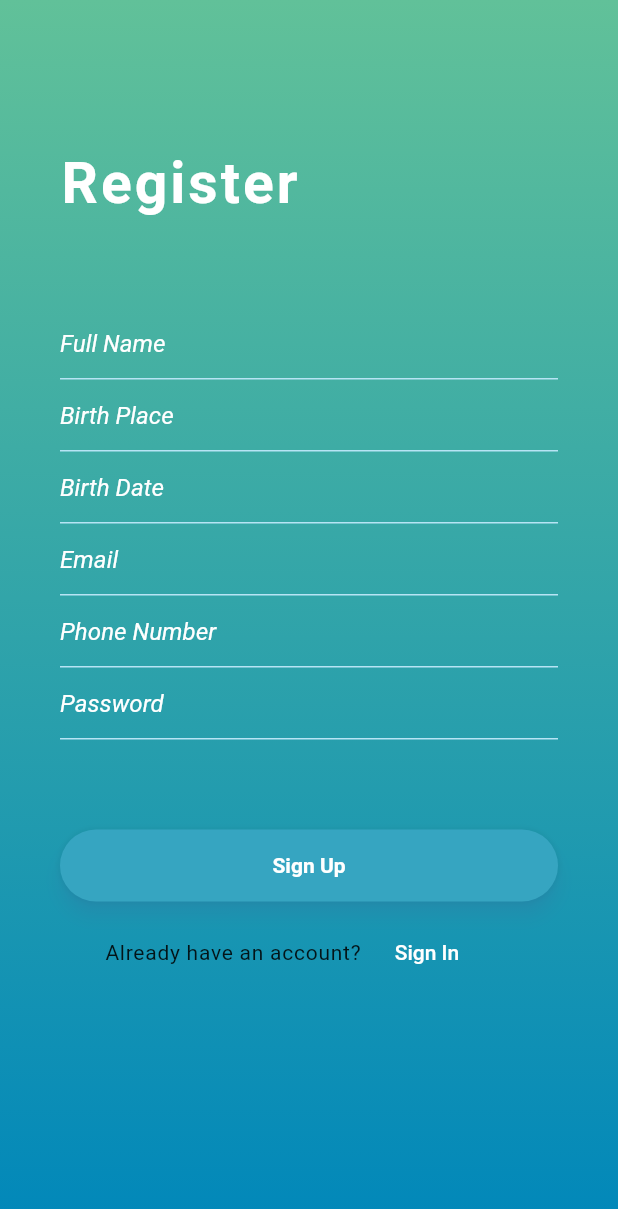
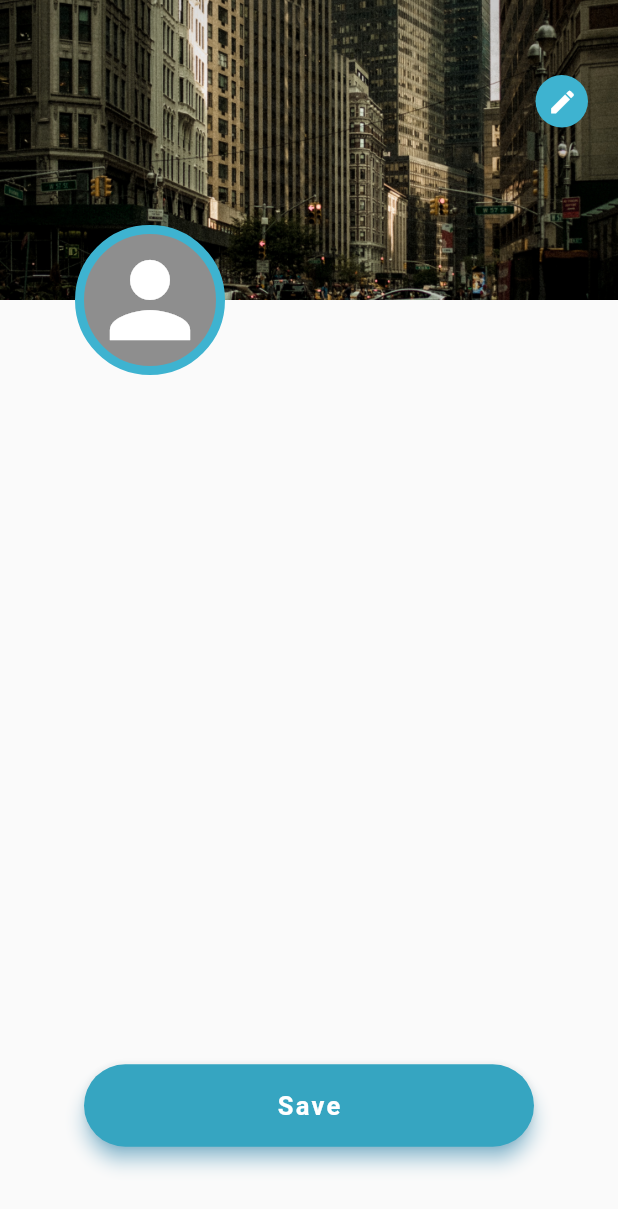
Before and after one commit to fahrifauzan/belajar-flutter, a Flutter app: the EditProfiless screen opened by its route, on a phone screen of 412 x 824 dp. Shown: the top 1209 px of the screen. Run offline on Flutter 3.47's test engine with Material 2 defaults, Android fonts, the phone set to English and light mode, and no system bars; our stand-ins replace carousel_pro.

Commit message:
Add design in edit profile

```diff
--- a/avatar/lib/edit_profile.dart
+++ b/avatar/lib/edit_profile.dart
@@ -6,160 +6,97 @@ class EditProfiless extends StatefulWidget {
 }
 
 class _EditProfileState extends State< EditProfiless> {
+  final GlobalKey<ScaffoldState> _scaffoldKey = new GlobalKey<ScaffoldState>();
+
   @override
   Widget build(BuildContext context) {
     return Scaffold(
-      body:Stack(
-        fit:StackFit.expand,
+      key: _scaffoldKey,
+        body: Stack(
+          alignment: Alignment.center,
+          children: <Widget>[
+            // background image and bottom contentss
+            Column(
               children: <Widget>[
                 Container(
+                  height: 200.0,
                    decoration: BoxDecoration(
-              color: new Color(0xff0087BA),
-              gradient: LinearGradient(
-                colors: [new Color(0xff0087BA), new Color(0xff61C199)],
-                begin: Alignment.bottomCenter,
-                end: Alignment.topCenter,
-              )
+                      image: DecorationImage(
+                        image: AssetImage("images/bg.jpg"),
+                        fit: BoxFit.cover
                       )
                     ),
+                ),
+                Expanded(
+                  child: Container(
 
-          Column(
-            // mainAxisAlignment: MainAxisAlignment.centerLeft,
-            children: <Widget>[
-              Column(
-                children: <Widget>[
-                  new Column(
-                    children: <Widget>[
-                      new Container(
-                        alignment: Alignment.centerLeft,
-                        margin: new EdgeInsets.only(top: 100.0, left: 40.0),
-                        child: new Text(
-                          "Register",
-                          style: TextStyle(
+                  ),
+                ),
+              ],
+            ),
+
+            Positioned(
+              top: 50.0,
+              right: 20.0,
+              child: Container(
+                height: 35.0,
+                width: 35.0,
+                decoration: BoxDecoration(
+                  shape: BoxShape.circle,
+                  color: new Color(0xff3EB3D0),
+                ),
+                child: IconButton(
+                  icon: Icon(Icons.edit,),
+                  onPressed: () => _scaffoldKey.currentState.openEndDrawer(),
                   color: new Color(0xffFFFFFF),
-                            fontSize: 38.0,
-                            letterSpacing: 2.0,
-                            fontWeight: FontWeight.bold
+                  iconSize: 20.0,
+                  alignment: Alignment.center,
+                )
+              ),
+            ),
+            // Profile image
+            Positioned(
+              top: 150.0, // (background container size) - (circle height / 2)
+              left: 50.0,
+              child: Container(
+                height: 100.0,
+                width: 100.0,
+                decoration: BoxDecoration(
+                  shape: BoxShape.circle,
+                  color: new Color(0xff8E8E8E),
+                  border: Border.all(
+                    color: new Color(0xff3EB3D0),
+                    width: 6.0
+                  )
+                ),
+                child: Icon(
+                  Icons.person,
+                  color: new Color(0xffFFFFFF),
+                  size: 80.0
                 ),
               ),
             ),
             new Container(
-                        padding: new EdgeInsets.only(top: 60.0, right: 40.0,left: 40.0),
-                        alignment: Alignment.centerLeft,
-                        child: new TextField(
-                          decoration: InputDecoration(
-                            hintText: 'Full Name',
-                            hintStyle: TextStyle(
-                              color: new Color(0xffFFFFFF),
-                              fontStyle: FontStyle.italic
-                            ),
-                            enabledBorder: UnderlineInputBorder(
-                              borderSide: BorderSide(color: new Color(0xffB7E4F4)),
-                            ),
-                          ),
-                        ),
-                      ),
-                      new Container(
-                        padding: new EdgeInsets.only(right: 40.0,left: 40.0),
-                        alignment: Alignment.centerLeft,
-                        child: new TextField(
-                          decoration: InputDecoration(
-                            hintText: 'Birth Place',
-                            hintStyle: TextStyle(
-                              color: new Color(0xffFFFFFF),
-                              fontStyle: FontStyle.italic,
-
-                            ),
-                            enabledBorder: UnderlineInputBorder(
-                              borderSide: BorderSide(color: new Color(0xffB7E4F4)),
-                            ),
-                          ),
-                        ),
-                      ),
-                      new Container(
-                        padding: new EdgeInsets.only(right: 40.0,left: 40.0),
-                        alignment: Alignment.centerLeft,
-                        child: new TextField(
-                          decoration: InputDecoration(
-                            hintText: 'Birth Date',
-                            hintStyle: TextStyle(
-                              color: new Color(0xffFFFFFF),
-                              fontStyle: FontStyle.italic
-                            ),
-                            enabledBorder: UnderlineInputBorder(
-                              borderSide: BorderSide(color: new Color(0xffB7E4F4)),
-                            ),
-                          ),
-                        ),
-                      ),
-                      new Container(
-                        padding: new EdgeInsets.only(right: 40.0,left: 40.0),
-                        alignment: Alignment.centerLeft,
-                        child: new TextField(
-                          decoration: InputDecoration(
-                            hintText: 'Email',
-                            hintStyle: TextStyle(
-                              color: new Color(0xffFFFFFF),
-                              fontStyle: FontStyle.italic
-                            ),
-                            enabledBorder: UnderlineInputBorder(
-                              borderSide: BorderSide(color: new Color(0xffB7E4F4)),
-                            ),
-                          ),
-                        ),
-                      ),
-                      new Container(
-                        padding: new EdgeInsets.only(right: 40.0,left: 40.0),
-                        alignment: Alignment.centerLeft,
-                        child: new TextField(
-                          decoration: InputDecoration(
-                            hintText: 'Phone Number',
-                            hintStyle: TextStyle(
-                              color: new Color(0xffFFFFFF),
-                              fontStyle: FontStyle.italic
-                            ),
-                            enabledBorder: UnderlineInputBorder(
-                              borderSide: BorderSide(color: new Color(0xffB7E4F4)),
-                            ),
-                          ),
-                        ),
-                      ),
-                      new Container(
-                        padding: new EdgeInsets.only(right: 40.0,left: 40.0),
-                        alignment: Alignment.centerLeft,
-                        child: new TextField(
-                          obscureText: true,
-                          decoration: InputDecoration(
-                            hintText: 'Password',
-                            hintStyle: TextStyle(
-                              color: new Color(0xffFFFFFF),
-                              fontStyle: FontStyle.italic
-                            ),
-                            enabledBorder: UnderlineInputBorder(
-                              borderSide: BorderSide(color: new Color(0xffB7E4F4)),
-                            ),
-                          ),
-                        ),
-                      ),
-                      new Container(
-                        padding: new EdgeInsets.only(top: 60.0, right: 40.0,left: 40.0),
-                        alignment: Alignment.centerLeft,
+                    padding: new EdgeInsets.only(top: 650.0),
+                    alignment: Alignment.center,
                       child: Material(
                         borderRadius: new BorderRadius.circular(30.0),
                         color: new Color(0xff36A5C1),
                         shadowColor: Colors.lightBlueAccent.shade200,
                         elevation: 5.0,
                         child: MaterialButton(
-                            minWidth: 400.0,
-                            height: 42.0,
+                          minWidth: 300.0,
+                          height: 55.0,
                           onPressed: (){
-                              Navigator.of(context).pushReplacementNamed('/LoginPage');
+                            Navigator.of(context).pushReplacementNamed('/NavAvatar');
                           },
                           child: Text(
-                              "Sign Up",
+                            "Save",
                             style: TextStyle(
                               color: Colors.white,
-                                fontWeight: FontWeight.bold
+                              fontWeight: FontWeight.bold,
+                              letterSpacing: 1.5,
+                              fontSize: 17.0,
                             ),
                           ),
                         ),
@@ -167,42 +104,6 @@ class _EditProfileState extends State< EditProfiless> {
                   ),
           ],
         ),
-                  new Row(
-                    children: <Widget>[
-                      new Container(
-                        padding: new EdgeInsets.only(left: 70.0, top: 10.0),
-                        alignment: Alignment.centerLeft,
-                        child: Text(
-                          "Already have an account?",
-                          style: TextStyle(
-                            letterSpacing: 0.5
-                          ),
-                        ),
-                      ),
-                      new Container(
-                        padding: new EdgeInsets.only(top: 10.0),
-                        alignment: Alignment.centerLeft,
-                          child: FlatButton(
-                            child: Text(
-                              "Sign In",
-                              style: TextStyle(
-                                color: new Color(0xffFFFFFF),
-                                letterSpacing: 0.0
-                              ),
-                            ),
-                            onPressed: (){
-                              Navigator.of(context).pushReplacementNamed('/LoginPage');
-                            },
-                          ),
-                      ),
-                    ],
-                  )
-                ],
-              )
-            ],
-          ),
-        ],
-      ),
     );
   }
 }
```
Also changed, not shown: 9 other files. Lines whose indentation alone changed are shown as unchanged.
